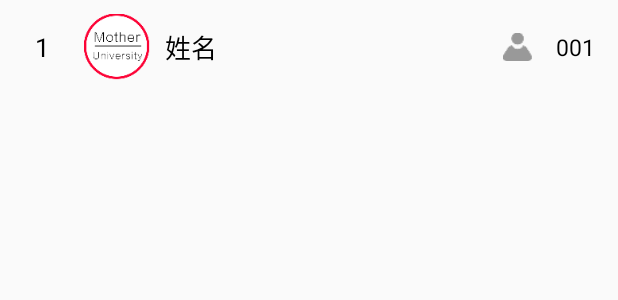
After one commit to QueryGad/MotherCollege, an Android app: the layout item_find_love.xml on its own in the app's theme, with its tools: preview values and no code run, on a phone screen of 412 x 824 dp. The commit adds this screen. Shown: the top 300 px of the screen. Run offline under Robolectric (Android 15) with nearby library versions, the phone set to English and light mode, and no system bars.

Commit message:
6.爱心大使完成

```diff
--- /dev/null
+++ b/app/src/main/res/layout/item_find_love.xml
@@ -0,0 +1,48 @@
+<?xml version="1.0" encoding="utf-8"?>
+<RelativeLayout xmlns:android="http://schemas.android.com/apk/res/android"
+    android:layout_width="match_parent"
+    android:layout_height="match_parent"
+    >
+    <LinearLayout
+        android:layout_width="match_parent"
+        android:layout_height="63dp"
+        android:gravity="center_vertical"
+        android:orientation="horizontal">
+    <TextView
+        android:id="@+id/tv_find_love_id"
+        android:gravity="center"
+        android:layout_width="0dp"
+        android:layout_weight="1"
+        android:layout_height="wrap_content"
+        android:text="1"
+        android:textColor="#000"
+        android:textSize="17sp"/>
+    <ImageView
+        android:id="@+id/iv_find_love"
+        android:layout_width="44dp"
+        android:layout_height="44dp"
+        android:src="@mipmap/head_group"/>
+    <TextView
+        android:id="@+id/tv_find_love_name"
+        android:layout_marginLeft="10dp"
+        android:layout_width="0dp"
+        android:layout_weight="4"
+        android:layout_height="wrap_content"
+        android:text="姓名"
+        android:textColor="#000"
+        android:textSize="17sp"/>
+    <ImageView
+        android:layout_width="20dp"
+        android:layout_height="20dp"
+        android:src="@mipmap/icon_person"/>
+    <TextView
+        android:id="@+id/tv_find_love_viewCount"
+        android:gravity="center"
+        android:layout_width="0dp"
+        android:layout_weight="1"
+        android:layout_height="wrap_content"
+        android:text="001"
+        android:textColor="#000"
+        android:textSize="15sp"/>
+    </LinearLayout>
+</RelativeLayout>
```
Also changed, not shown: app/src/main/java/com/player/mothercollege/adapter/LoveAdapter.java (added, +90 -0 lines), app/src/main/java/com/player/mothercollege/bean/LoveBean.java (added, +98 -0 lines), app/src/main/java/com/player/mothercollege/find/LoveActivity.java (+81 -0 lines), app/src/main/java/com/player/mothercollege/view/DividerItemDecoration.java (added, +94 -0 lines), app/src/main/java/com/player/mothercollege/view/GlideCircleTransform.java (added, +58 -0 lines).
